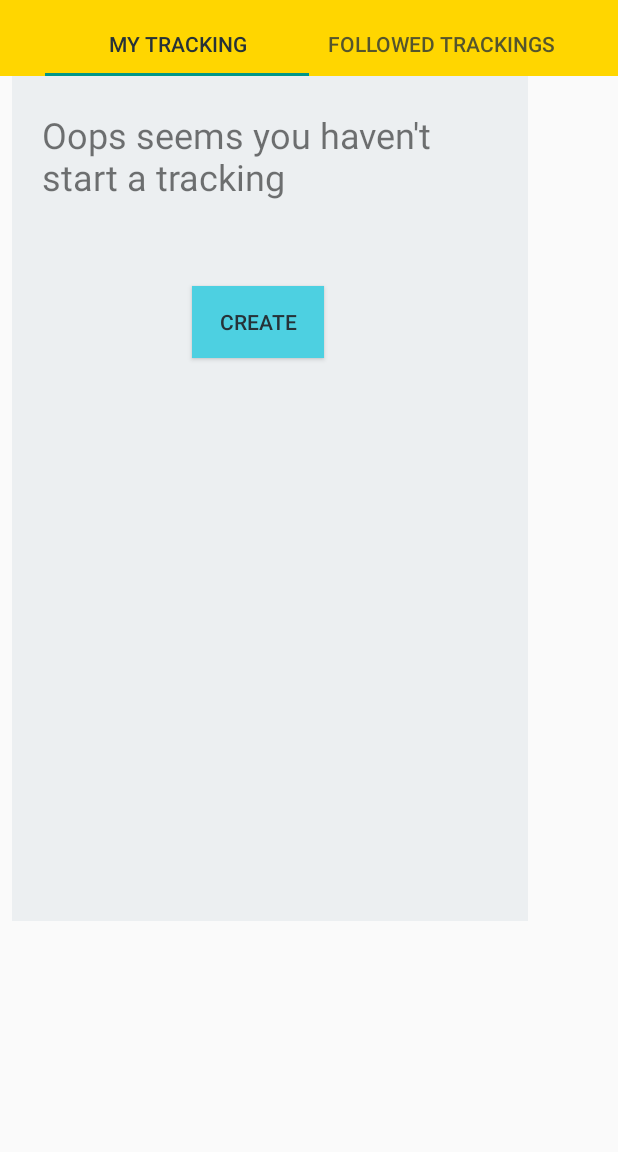
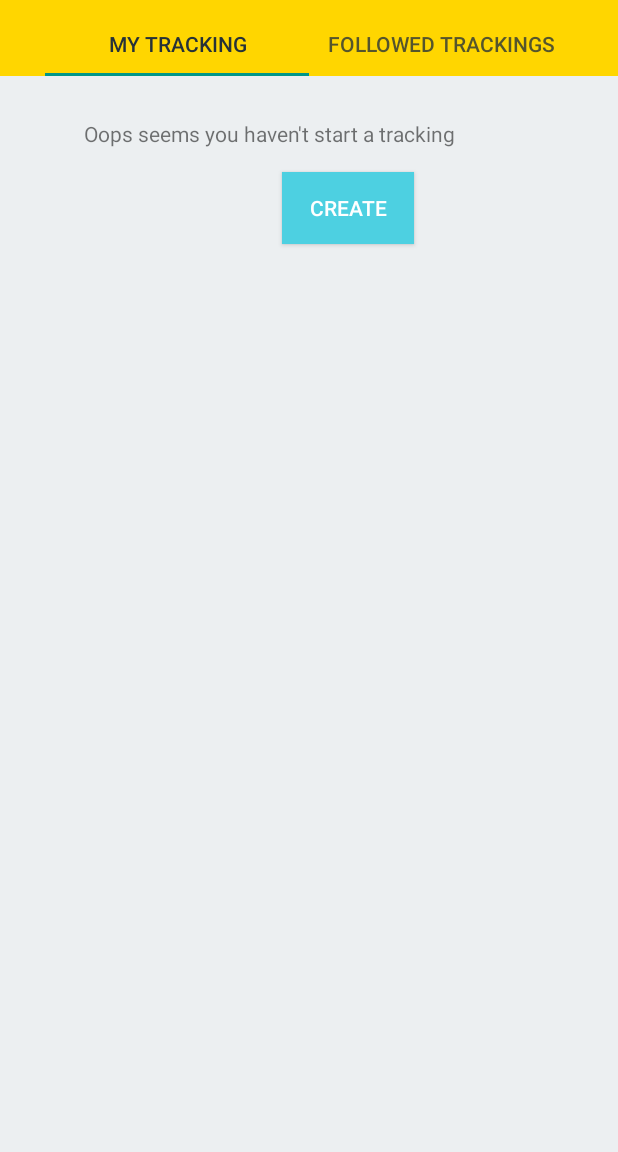
Before and after one commit to DBSE-teaching/isee2018-Codefathers, an Android app: the screen it shows after launch (HomeScreen), on a phone screen of 412 x 824 dp, the part 84-1236 px from its top. Run offline under Robolectric (Android 15) with nearby library versions, the phone set to English and light mode, and no system bars.

Commit message:
fixed blog post

```diff
--- a/Tripalert/app/src/main/java/codefathers/tripalert/HomeScreen.java
+++ b/Tripalert/app/src/main/java/codefathers/tripalert/HomeScreen.java
@@ -19,31 +19,10 @@ public class HomeScreen extends AppCompatActivity implements MyTracking.OnFragme
         super.onCreate(savedInstanceState);
         setContentView(R.layout.activity_home_screen);
         goToSettings();
-        TabLayout tabLayout = (TabLayout)findViewById(R.id.tabLayout);
-        tabLayout.addTab( tabLayout.newTab().setText(R.string.myTrackings));
-        tabLayout.addTab( tabLayout.newTab().setText(R.string.followed));
-        System.out.print("will this work?");
-        final ViewPager viewPager = (ViewPager)findViewById(R.id.viewPager);
-        final PagerAdapter pagerAdapter = new PagerAdapter(getSupportFragmentManager(),tabLayout.getTabCount());
-        viewPager.setAdapter(pagerAdapter);
+        makeTabs();
 
-        tabLayout.setOnTabSelectedListener(new TabLayout.OnTabSelectedListener() {
-            @Override
-            public void onTabSelected(TabLayout.Tab tab) {
-                System.out.print("tab selected");
-                viewPager.setCurrentItem(tab.getPosition());
-            }
+    }
 
-            @Override
-            public void onTabUnselected(TabLayout.Tab tab) {
-            }
-
-            @Override
-            public void onTabReselected(TabLayout.Tab tab) {
-
-            }
-        });
-    }
     private void goToSettings(){
         Button settingsBtn = (Button) findViewById(R.id.settingsBtn);
         settingsBtn.setOnClickListener(new View.OnClickListener() {
@@ -56,14 +35,22 @@ public class HomeScreen extends AppCompatActivity implements MyTracking.OnFragme
     }
 
     private void makeTabs(){
-        //i have no idea how this works :P but lets hope it does.
         TabLayout tabLayout = (TabLayout)findViewById(R.id.tabLayout);
+        tabLayout.addTab( tabLayout.newTab().setText(R.string.myTrackings));
+        tabLayout.addTab( tabLayout.newTab().setText(R.string.followed));
         final ViewPager viewPager = (ViewPager)findViewById(R.id.viewPager);
         final PagerAdapter pagerAdapter = new PagerAdapter(getSupportFragmentManager(),tabLayout.getTabCount());
+        viewPager.setAdapter(pagerAdapter);
+        tabLayout.setupWithViewPager(viewPager);
+
+        // the follows sets the naem of the tabs that the addTab failed to do before for some reason;
+        tabLayout.getTabAt(0).setText(getResources().getText(R.string.myTrackings));
+        tabLayout.getTabAt(1).setText(getResources().getText(R.string.followed));
+
+
         tabLayout.setOnTabSelectedListener(new TabLayout.OnTabSelectedListener() {
             @Override
             public void onTabSelected(TabLayout.Tab tab) {
-
                 viewPager.setCurrentItem(tab.getPosition());
             }
 
@@ -83,31 +70,4 @@ public class HomeScreen extends AppCompatActivity implements MyTracking.OnFragme
 
     }
 
-
-    /*@Override
-    public boolean onCreateOptionsMenu(Menu menu) {
-        //replace the bar with the title with the main menu
-        MenuInflater inflater = getMenuInflater();
-        inflater.inflate(R.menu.main_menu,menu);
-        return true;
-    }
-
-    @Override
-   public boolean onOptionsItemSelected(MenuItem item) {
-        //actions for menu
-        switch (item.getItemId()){
-            case R.id.settingsMenu:
-                //this is how we change from one screen to another)
-                Intent intent1 = new Intent(this,Settings.class);
-                this.startActivity(intent1);
-                return  true;
-            case R.id.aboutMenu:
-                Intent intent2 = new Intent(this,About.class);
-                this.startActivity(intent2);
-                return  true;
-            default:
-                return super.onOptionsItemSelected(item);
-        }
-    }
-    */
 }
--- a/Tripalert/app/src/main/java/codefathers/tripalert/PagerAdapter.java
+++ b/Tripalert/app/src/main/java/codefathers/tripalert/PagerAdapter.java
@@ -1,5 +1,6 @@
 package codefathers.tripalert;
 
+import android.content.Context;
 import android.support.annotation.Nullable;
 import android.support.v4.app.Fragment;
 import android.support.v4.app.FragmentManager;
@@ -10,8 +11,9 @@ import static android.app.PendingIntent.getActivity;
 
 public class PagerAdapter extends FragmentPagerAdapter {
 
-    int numOfTabs;
-    public PagerAdapter(FragmentManager fm, int numOfTabs) {
+    private int  numOfTabs;
+
+    public PagerAdapter(FragmentManager fm , int numOfTabs) {
         super(fm);
         this.numOfTabs = numOfTabs;
     }
--- a/Tripalert/app/src/main/java/codefathers/tripalert/Settings.java
+++ b/Tripalert/app/src/main/java/codefathers/tripalert/Settings.java
@@ -8,8 +8,9 @@ public class Settings extends AppCompatActivity {
     @Override
     protected void onCreate(Bundle savedInstanceState) {
         super.onCreate(savedInstanceState);
-        setContentView(R.layout.activity_settings);
-        //show the next button on bar
+        getFragmentManager().beginTransaction()
+                .replace(android.R.id.content, new SettingsFragment())
+                .commit();        //show the next button on bar
         getSupportActionBar().setDisplayHomeAsUpEnabled(true);
     }
 }
--- a/Tripalert/app/src/main/java/codefathers/tripalert/models/HomeScreenViewModel.java
+++ b/Tripalert/app/src/main/java/codefathers/tripalert/models/HomeScreenViewModel.java
@@ -11,6 +11,7 @@ import codefathers.tripalert.database.AppDatabase;
 import codefathers.tripalert.database.TrackingModel;
 
 public class HomeScreenViewModel extends AndroidViewModel {
+
     private final LiveData<List<TrackingModel>> followedTrackings;
     private final LiveData<List<TrackingModel>> createdTracking;
     private AppDatabase appDatabase;
--- a/Tripalert/app/src/main/res/layout/activity_home_screen.xml
+++ b/Tripalert/app/src/main/res/layout/activity_home_screen.xml
@@ -65,15 +65,8 @@
 
     <android.support.v4.view.ViewPager
         android:id="@+id/viewPager"
-        android:layout_width="344dp"
-        android:layout_height="563dp"
-        android:layout_marginEnd="8dp"
-        android:layout_marginLeft="8dp"
-        android:layout_marginRight="8dp"
-        android:layout_marginStart="8dp"
-        app:layout_constraintEnd_toEndOf="parent"
-        app:layout_constraintHorizontal_bias="0.0"
-        app:layout_constraintStart_toStartOf="parent"
+        android:layout_width="wrap_content"
+        android:layout_height="0dp"
         app:layout_constraintTop_toBottomOf="@+id/tabLayout" />
 
 </android.support.constraint.ConstraintLayout>
--- a/Tripalert/app/src/main/res/layout/fragment_followed_trackings.xml
+++ b/Tripalert/app/src/main/res/layout/fragment_followed_trackings.xml
@@ -19,7 +19,6 @@
             android:layout_marginRight="28dp"
             android:layout_marginTop="28dp"
             android:text="@string/noFollowedTracking"
-            android:textSize="24sp"
             app:layout_constraintEnd_toEndOf="parent"
             app:layout_constraintTop_toTopOf="parent" />
     </android.support.constraint.ConstraintLayout>
--- a/Tripalert/app/src/main/res/layout/fragment_my_tracking.xml
+++ b/Tripalert/app/src/main/res/layout/fragment_my_tracking.xml
@@ -20,22 +20,21 @@
             android:layout_height="wrap_content"
             android:layout_marginEnd="136dp"
             android:layout_marginRight="136dp"
-            android:layout_marginTop="140dp"
+            android:layout_marginTop="64dp"
             android:background="@color/colorTrackingCreation"
             android:text="@string/newTracking"
-            android:textColor="@color/colorTextOnWhite"
+            android:textColor="@android:color/white"
             app:layout_constraintEnd_toEndOf="parent"
             app:layout_constraintTop_toTopOf="parent" />
 
         <TextView
             android:id="@+id/textView"
-            android:layout_width="314dp"
-            android:layout_height="89dp"
-            android:layout_marginBottom="28dp"
-            android:layout_marginLeft="20dp"
-            android:layout_marginStart="20dp"
+            android:layout_width="wrap_content"
+            android:layout_height="wrap_content"
+            android:layout_marginBottom="16dp"
+            android:layout_marginLeft="56dp"
+            android:layout_marginStart="56dp"
             android:text="@string/noTrackingMsg"
-            android:textSize="24sp"
             app:layout_constraintBottom_toTopOf="@+id/newTrackingBtn"
             app:layout_constraintStart_toStartOf="parent" />
     </android.support.constraint.ConstraintLayout>
--- a/Tripalert/app/src/main/res/values/colors.xml
+++ b/Tripalert/app/src/main/res/values/colors.xml
@@ -11,7 +11,7 @@
     <color name="colorDelayPauseNotResponding">#FFB74B</color>
     <color name="colorEverythingFine">#B0BEC5</color>
     <color name="colorTextOnWhite">#263238</color>
-    <color name="colorTextOnBlack">#EEEEEE</color>
+    <color name="colorTextOnBlack">#eeeeee</color>
     <color name="primary_material_light">#ffc107</color>
     <color name="accent_material_light">#009688</color>
     <color name="colorTextOnWhiteTrans">#c8263238</color>
```
Also changed, not shown: Tripalert/app/build.gradle (+34 -0 lines), Tripalert/app/src/main/java/codefathers/tripalert/database/TrackingModel.java (+53 -7 lines), Tripalert/app/src/main/res/values/strings.xml (+9 -1 lines), 1 other file.
